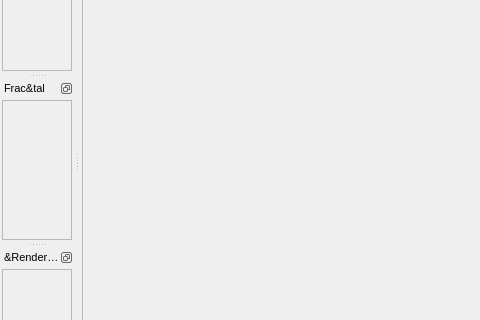
Before: the Qt Designer form mandelbulber2/qt/render_window.ui in buddhi1980/mandelbulber2, drawn with Qt 5; both pictures show x 0 to 480 and y 305 to 625 of the 1030 by 1008 pixel window.
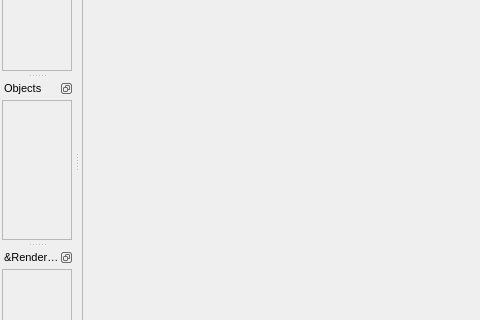
After: the same form once the commit is applied. Icons and pictures are not drawn. Custom widgets are drawn as their Qt base class.

Commit message:
naming convention "Fractal" tab changed to "Objects"
closes #237

Patch:
```diff
--- a/mandelbulber2/qt/render_window.ui
+++ b/mandelbulber2/qt/render_window.ui
@@ -600,7 +600,7 @@
     <set>QDockWidget::DockWidgetFloatable|QDockWidget::DockWidgetMovable</set>
    </property>
    <property name="windowTitle">
-    <string>Frac&amp;tal</string>
+    <string>Objects</string>
    </property>
    <attribute name="dockWidgetArea">
     <number>1</number>
```
Left out of the diff: 50 changed lines with no effect on the pictures. The commit also changes 3 other files.
